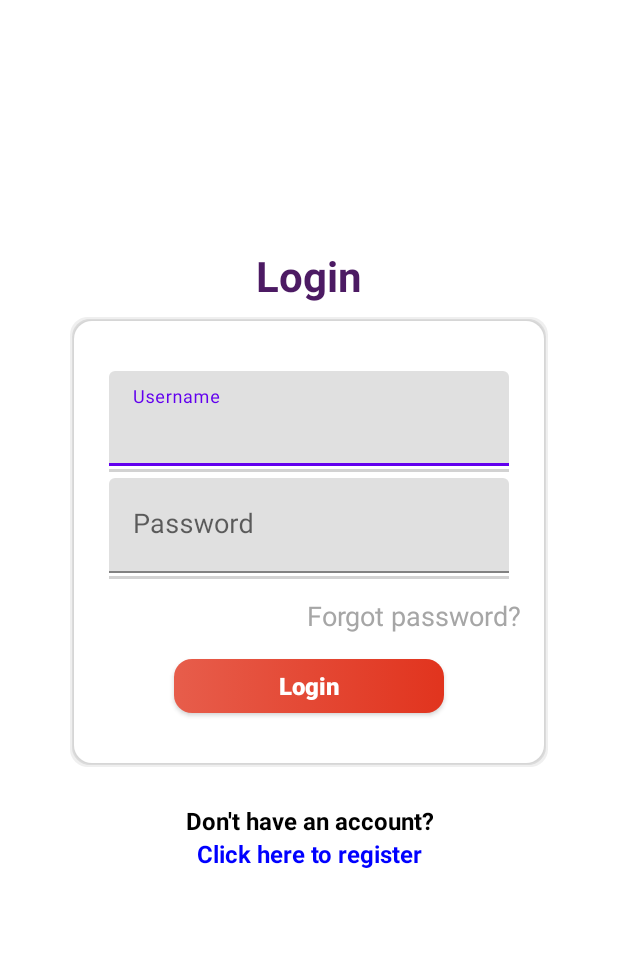
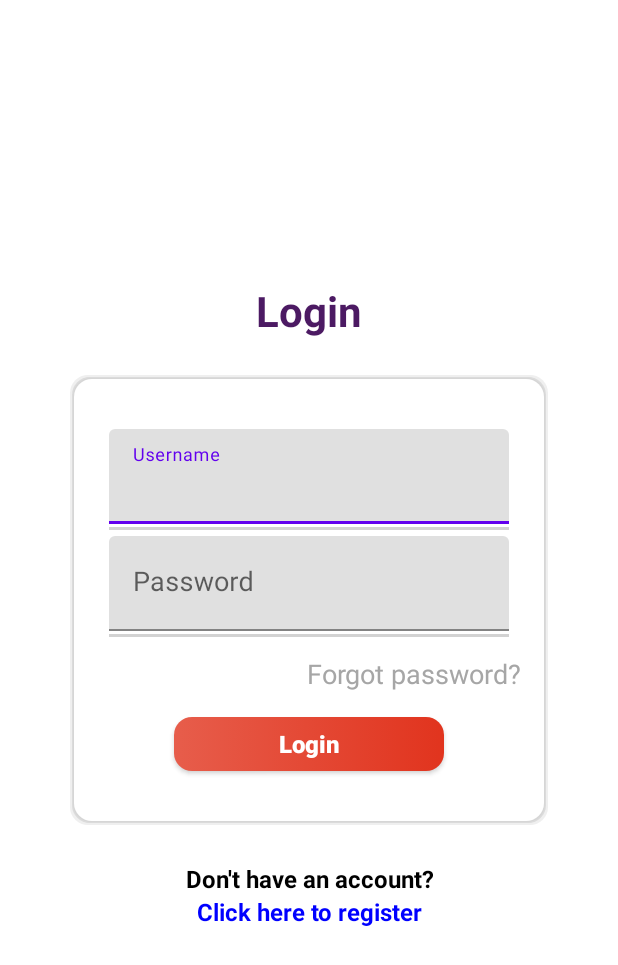
Before and after one commit to nghiaplt1611/PRM391_assignment, an Android app: the LoginActivity screen opened directly, with no data from a screen before it, on a phone screen of 412 x 824 dp. Shown: the top 965 px of the screen. Run offline under Robolectric (Android 15) with nearby library versions, the phone set to English and light mode, and no system bars; Roboto replaces fonts that are not available here.

Commit message:
update lai cai cua Tai
chua canh giu

```diff
--- a/app/src/main/res/layout/activity_log_in.xml
+++ b/app/src/main/res/layout/activity_log_in.xml
@@ -27,9 +27,10 @@
         android:textColor="@color/loguptextcolor"
         android:textSize="@dimen/textsize_28"
         android:textStyle="bold"
+        app:layout_constraintBottom_toTopOf="@+id/linearLayout"
         app:layout_constraintEnd_toStartOf="@+id/id_Login_Guideline_2"
         app:layout_constraintStart_toStartOf="@+id/id_Login_Guideline_1"
-        app:layout_constraintTop_toTopOf="@id/id_Login_Guideline_3"
+        app:layout_constraintTop_toTopOf="@+id/id_Login_Guideline_3"
         tools:ignore="HardcodedText" />
 
     <androidx.appcompat.widget.AppCompatTextView
@@ -80,12 +81,12 @@
         android:layout_height="301dp"
         android:layout_alignParentTop="true"
         android:layout_gravity="center"
-        android:layout_marginTop="8dp"
         android:background="@drawable/rect"
         android:orientation="vertical"
+        app:layout_constraintBottom_toTopOf="@+id/id_Login_Guideline_4"
         app:layout_constraintEnd_toEndOf="@id/id_Login_Guideline_2"
         app:layout_constraintStart_toStartOf="@+id/id_Login_Guideline_1"
-        app:layout_constraintTop_toBottomOf="@+id/id_LogIn_TextView">
+        app:layout_constraintTop_toTopOf="@+id/id_Login_Guideline_3">
 
         <!-- Field to fill in user's username -->
         <com.google.android.material.textfield.TextInputLayout
```
